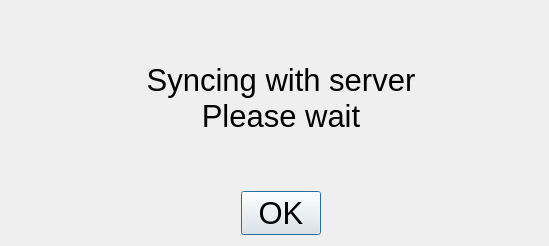
Above: syncing/ui_sync.ui from NathanW2/qmap before the change. Below: the same form after it.
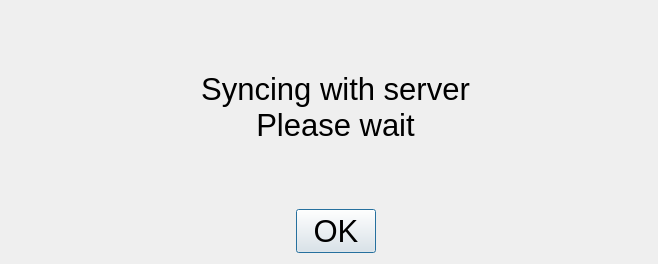
That is the form after the change. Icons and pictures are not drawn.

What changed in the file:
```diff
--- a/syncing/ui_sync.ui
+++ b/syncing/ui_sync.ui
@@ -6,8 +6,8 @@
    <rect>
     <x>0</x>
     <y>0</y>
-    <width>549</width>
-    <height>246</height>
+    <width>658</width>
+    <height>264</height>
    </rect>
   </property>
   <property name="sizePolicy">
```
